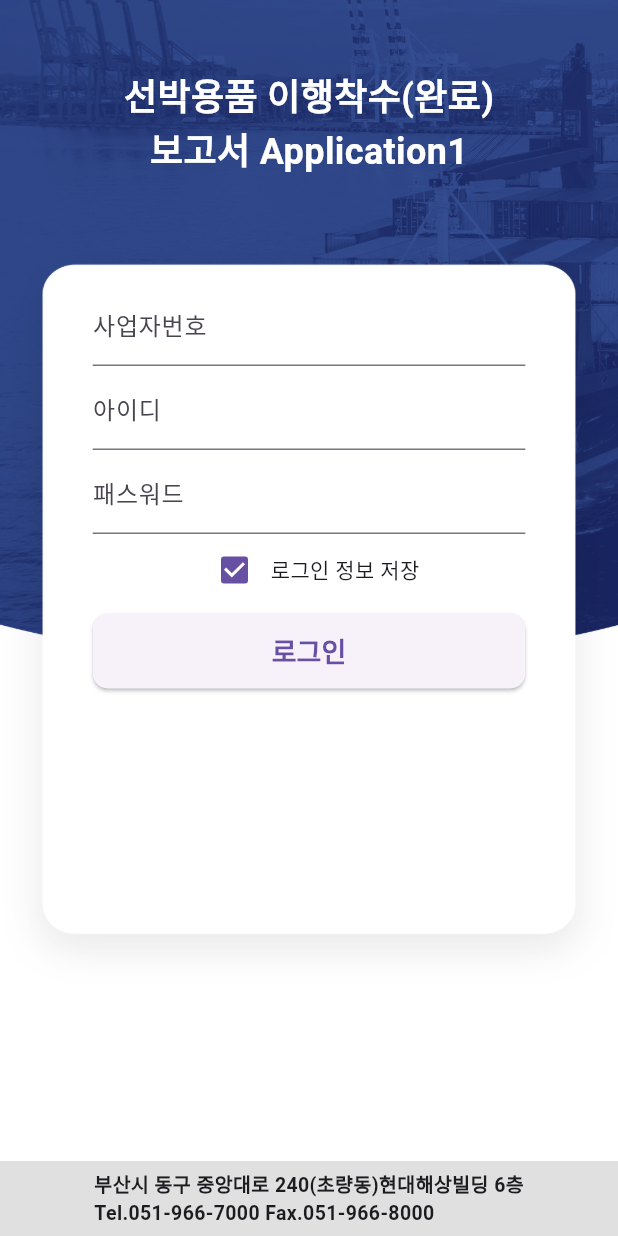
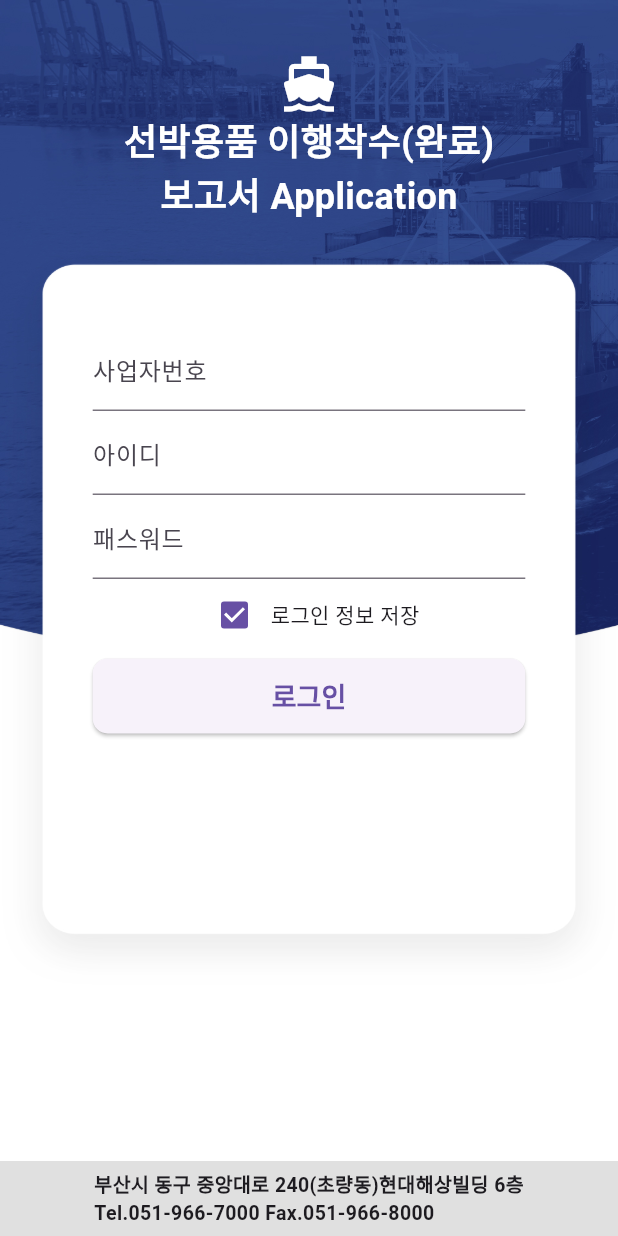
Before and after one commit to sonwoo/ship_5bv_app, a Flutter app: the AuthScreen screen opened directly, on a phone screen of 412 x 824 dp. Run offline on Flutter 3.47's test engine with Material 3 defaults, Android fonts, the phone set to English and light mode, and no system bars; our stand-ins replace dio, shared_preferences; missing offline and left inert: dart:ffi; accounts and stored records are empty; network calls fail; Roboto replaces fonts that are missing (Arial).

Commit message:
Merge remote-tracking branch 'origin/master'
# Conflicts:
#	lib/main.dart

```diff
--- a/lib/screen/auth_screen.dart
+++ b/lib/screen/auth_screen.dart
@@ -159,8 +159,9 @@ class _AuthScreenState extends State<AuthScreen> {
             crossAxisAlignment: CrossAxisAlignment.center,
             children: [
               const SizedBox(
-                height: 30,
+                height: 20,
               ),
+               const Icon(Icons.directions_boat_filled,color: Colors.white, size: 40.0),
               const Text(
                 '선박용품 이행착수(완료)',
                 style: TextStyle(
@@ -171,7 +172,7 @@ class _AuthScreenState extends State<AuthScreen> {
                 ),
               ),
               const Text(
-                '보고서 Application1',
+                '보고서 Application',
                 style: TextStyle(
                   fontSize: 24.0,
                   color: Colors.white,
```
